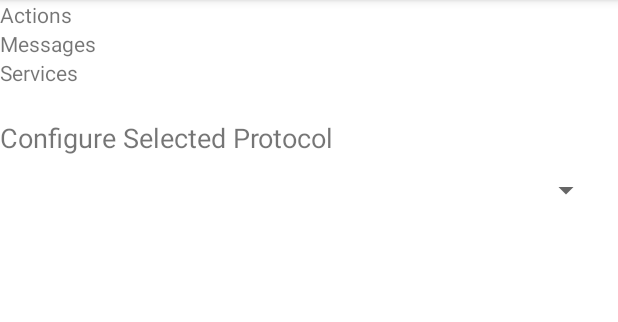
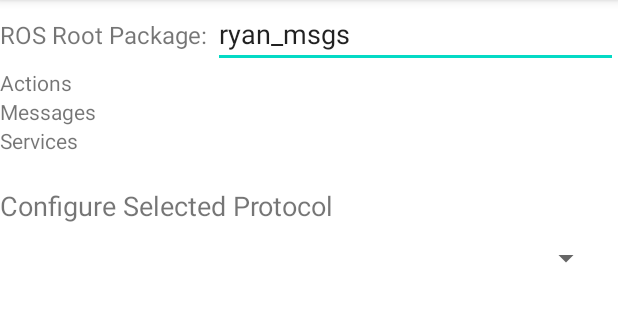
Before and after one commit to WinstonHar/Ros2BridgeMobile, an Android app built with Jetpack Compose: the fragment ImportCustomProtocolsFragment shown on its own in the app's theme, on a phone screen of 412 x 824 dp, the part 84-406 px from its top. Run offline under Robolectric (Android 15) with nearby library versions, the phone set to English and light mode, and no system bars.

Commit message:
updated custom protocol fragment and related to have no default values for fillable ints/floats

```diff
--- a/app/src/main/java/com/example/testros2jsbridge/CustomProtocolsViewModel.kt
+++ b/app/src/main/java/com/example/testros2jsbridge/CustomProtocolsViewModel.kt
@@ -14,6 +14,8 @@ import android.content.Context
 */
 
 class CustomProtocolsViewModel(application: Application) : AndroidViewModel(application) {
+    private val PREFS_NAME = "custom_protocols_prefs"
+    private val PREFS_SELECTED_KEY = "selected_import_paths"
     data class ProtocolFile(val name: String, val importPath: String, val type: ProtocolType)
     enum class ProtocolType { MSG, SRV, ACTION }
 
@@ -24,8 +26,22 @@ class CustomProtocolsViewModel(application: Application) : AndroidViewModel(appl
     private val _actions = MutableStateFlow<List<ProtocolFile>>(emptyList())
     val actions: StateFlow<List<ProtocolFile>> = _actions
 
-    private val _selected = MutableStateFlow<Set<String>>(emptySet())
+    private val _selected = MutableStateFlow<Set<String>>(loadSelectedFromPrefs())
     val selected: StateFlow<Set<String>> = _selected
+    private fun getPrefs(): android.content.SharedPreferences {
+        return getApplication<Application>().getSharedPreferences(PREFS_NAME, Context.MODE_PRIVATE)
+    }
+
+    private fun loadSelectedFromPrefs(): Set<String> {
+        val prefs = getPrefs()
+        val set = prefs.getStringSet(PREFS_SELECTED_KEY, null)
+        return set ?: emptySet()
+    }
+
+    private fun saveSelectedToPrefs(selected: Set<String>) {
+        val prefs = getPrefs()
+        prefs.edit().putStringSet(PREFS_SELECTED_KEY, selected).apply()
+    }
 
     // Call this to scan the msgs folder in assets
     fun scanMsgsAssets(context: Context) {
@@ -56,7 +72,7 @@ class CustomProtocolsViewModel(application: Application) : AndroidViewModel(appl
                     }
                 }
             } catch (e: Exception) {
-                // Handle error if needed
+                //handle errors?
             }
             _messages.value = msgList
             _services.value = srvList
@@ -67,7 +83,7 @@ class CustomProtocolsViewModel(application: Application) : AndroidViewModel(appl
 
     fun setSelected(selected: Set<String>) {
         _selected.value = selected
+        saveSelectedToPrefs(selected)
     }
 
-    // relImport no longer needed for assets
 }
--- a/app/src/main/java/com/example/testros2jsbridge/ImportCustomProtocolsFragment.kt
+++ b/app/src/main/java/com/example/testros2jsbridge/ImportCustomProtocolsFragment.kt
@@ -55,11 +55,32 @@ class ImportCustomProtocolsFragment : Fragment() {
         // Add to root layout (replace with your layout logic)
         val scroll = ScrollView(context)
         val vertical = LinearLayout(context).apply { orientation = LinearLayout.VERTICAL }
+
+        // --- Add ROS root package input at the top ---
+        val rosRootLayout = LinearLayout(context).apply { orientation = LinearLayout.HORIZONTAL }
+        val rosRootLabel = TextView(context).apply { text = "ROS Root Package: "; textSize = 16f }
+        val rosRootInput = android.widget.EditText(context).apply {
+            hint = "ryan_msgs"
+            setText(requireActivity().getPreferences(Context.MODE_PRIVATE).getString("ros_root_package", "ryan_msgs"))
+            layoutParams = LinearLayout.LayoutParams(0, LinearLayout.LayoutParams.WRAP_CONTENT, 1f)
+        }
+        rosRootLayout.addView(rosRootLabel)
+        rosRootLayout.addView(rosRootInput)
+        vertical.addView(rosRootLayout)
+
         vertical.addView(actionSection)
         vertical.addView(msgSection)
         vertical.addView(srvSection)
         scroll.addView(vertical)
         (root as ViewGroup).addView(scroll)
+
+        // Save root package on change
+        rosRootInput.setOnFocusChangeListener { _, hasFocus ->
+            if (!hasFocus) {
+                val value = rosRootInput.text.toString().ifBlank { "ryan_msgs" }
+                requireActivity().getPreferences(Context.MODE_PRIVATE).edit().putString("ros_root_package", value).apply()
+            }
+        }
 
         // Scan msgs folder in assets on open
         viewModel.scanMsgsAssets(requireContext())
@@ -332,6 +353,7 @@ class ImportCustomProtocolsFragment : Fragment() {
     private fun refreshSavedActions(actions: List<RosViewModel.CustomProtocolAction>) {
         savedActionsLayout?.let { layout ->
             layout.removeAllViews()
+            val rosRoot = requireActivity().getPreferences(Context.MODE_PRIVATE).getString("ros_root_package", "ryan_msgs") ?: "ryan_msgs"
             for ((index, action) in actions.withIndex()) {
                 val row = LinearLayout(requireContext()).apply {
                     orientation = LinearLayout.HORIZONTAL
@@ -348,9 +370,9 @@ class ImportCustomProtocolsFragment : Fragment() {
                         val type = action.proto.type.name
                         // Use full ROS 2 type string (e.g. ryan_msgs/msg/AvatarEmotion)
                         val rosType = when (action.proto.type) {
-                            CustomProtocolsViewModel.ProtocolType.MSG -> "ryan_msgs/msg/${action.proto.name}"
-                            CustomProtocolsViewModel.ProtocolType.SRV -> "ryan_msgs/srv/${action.proto.name}"
-                            CustomProtocolsViewModel.ProtocolType.ACTION -> "ryan_msgs/action/${action.proto.name}"
+                            CustomProtocolsViewModel.ProtocolType.MSG -> "$rosRoot/msg/${action.proto.name}"
+                            CustomProtocolsViewModel.ProtocolType.SRV -> "$rosRoot/srv/${action.proto.name}"
+                            CustomProtocolsViewModel.ProtocolType.ACTION -> "$rosRoot/action/${action.proto.name}"
                             else -> action.proto.name
                         }
                         // Compose message from fieldValues as JSON (simple flat map), skip __topic__
```
Also changed, not shown: app/src/main/java/com/example/testros2jsbridge/ControllerSupportFragment.kt (+50 -44 lines), 3 other files.
